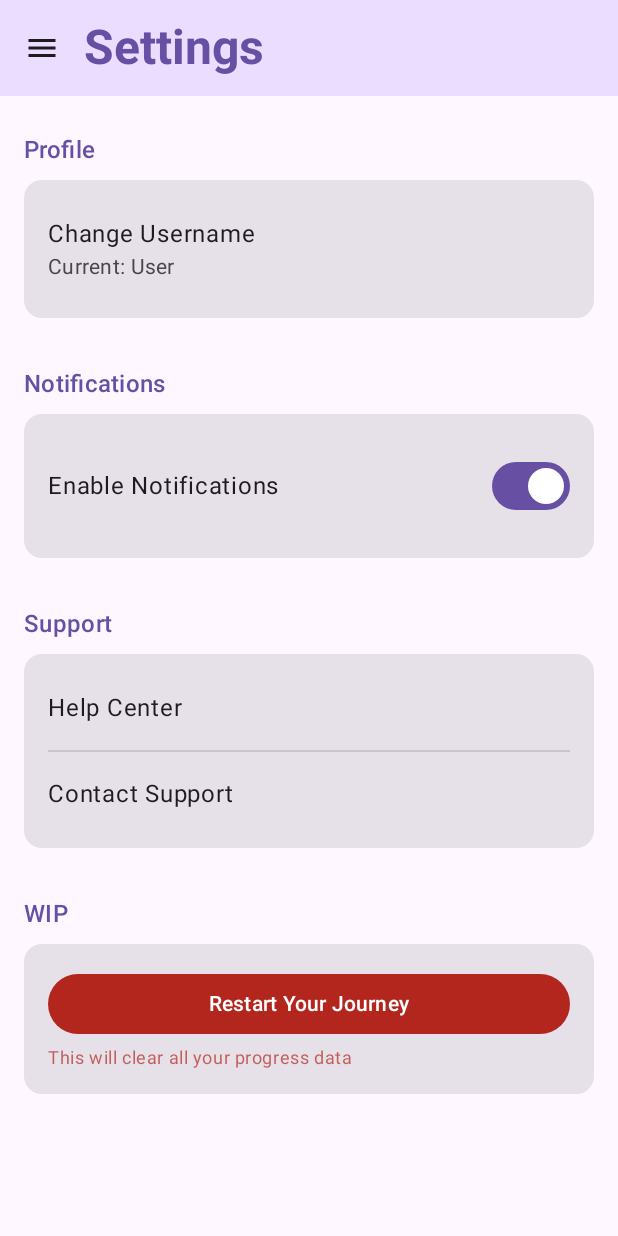
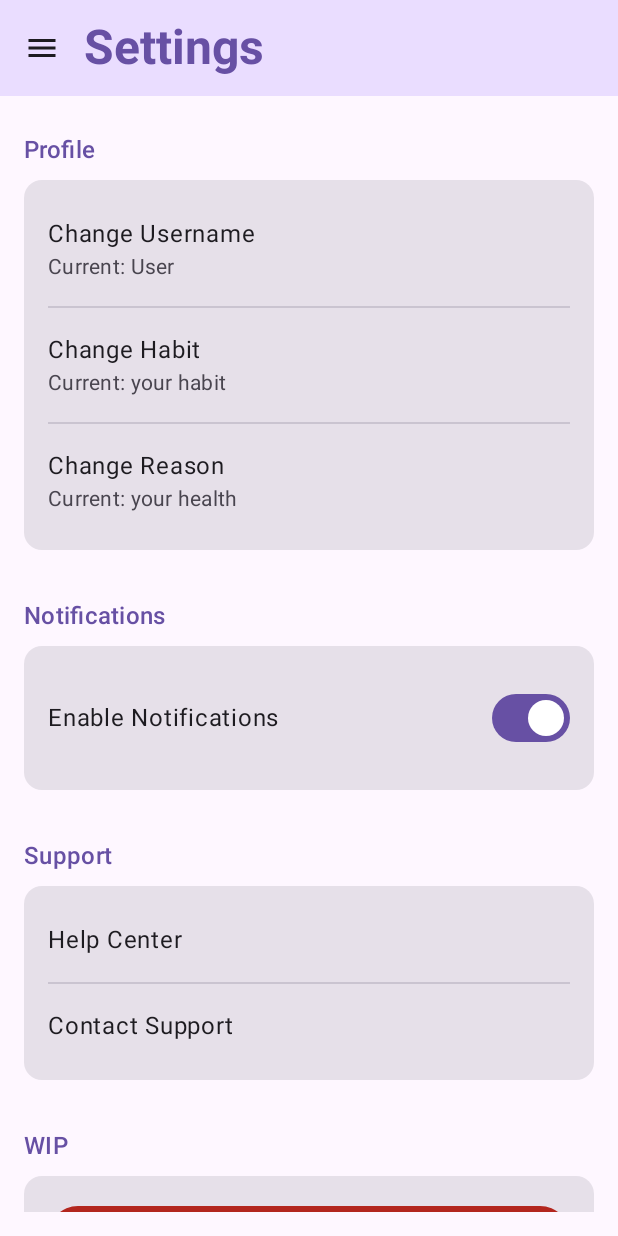
Before and after one commit to barrackmobamba69/Habit-Tracker-Final-Project, an Android app built with Jetpack Compose: the SettingsScreen screen opened through its navigation route, on a phone screen of 412 x 824 dp. Run offline under Robolectric (Android 15) with nearby library versions, the phone set to English and light mode, and no system bars.

Commit message:
Add habit and reason editing in Settings

```diff
--- a/app/src/main/java/com/griffith/habittracker/View/SettingsScreen.kt
+++ b/app/src/main/java/com/griffith/habittracker/View/SettingsScreen.kt
@@ -1,6 +1,7 @@
 // View/SettingsScreen.kt
 package com.griffith.habittracker.View
 
+import android.content.Context
 import android.content.Intent
 import android.net.Uri
 import androidx.compose.foundation.clickable
@@ -31,11 +32,15 @@
 
     // State variables
     var showUsernameDialog by remember { mutableStateOf(false) }
+    var showHabitDialog by remember { mutableStateOf(false) }
+    var showReasonDialog by remember { mutableStateOf(false) }
     var showResetDialog by remember { mutableStateOf(false) }
     var showContactDialog by remember { mutableStateOf(false) }
 
     // Settings state
     var username by remember { mutableStateOf(SettingsController.getUsername(context)) }
+    var habit by remember { mutableStateOf(getUserHabit(context)) }
+    var reason by remember { mutableStateOf(getUserReason(context)) }
     var isDarkMode by remember { mutableStateOf(SettingsController.isDarkMode(context)) }
     var notificationsEnabled by remember { mutableStateOf(SettingsController.areNotificationsEnabled(context)) }
 
@@ -88,6 +93,24 @@
                             title = "Change Username",
                             subtitle = "Current: $username",
                             onClick = { showUsernameDialog = true }
+                        )
+
+                        Divider(modifier = Modifier.padding(vertical = 8.dp))
+
+                        // Change Habit
+                        SettingsItemSimple(
+                            title = "Change Habit",
+                            subtitle = "Current: $habit",
+                            onClick = { showHabitDialog = true }
+                        )
+
+                        Divider(modifier = Modifier.padding(vertical = 8.dp))
+
+                        // Change Reason
+                        SettingsItemSimple(
+                            title = "Change Reason",
+                            subtitle = "Current: $reason",
+                            onClick = { showReasonDialog = true }
                         )
                     }
                 }
@@ -218,6 +241,77 @@
         )
     }
 
+    // Habit Dialog
+    if (showHabitDialog) {
+        var newHabit by remember { mutableStateOf(habit) }
+
+        AlertDialog(
+            onDismissRequest = { showHabitDialog = false },
+            title = { Text("Change Habit") },
+            text = {
+                OutlinedTextField(
+                    value = newHabit,
+                    onValueChange = { newHabit = it },
+                    label = { Text("What habit are you quitting?") },
+                    modifier = Modifier.fillMaxWidth()
+                )
+            },
+            confirmButton = {
+                Button(
+                    onClick = {
+                        if (newHabit.isNotBlank()) {
+                            context.getSharedPreferences("user_prefs", Context.MODE_PRIVATE)
+                                .edit()
+                                .putString("habit", newHabit)
+                                .apply()
+                            habit = newHabit
+                            showHabitDialog = false
+                        }
+                    }
+                ) { Text("Save") }
+            },
+            dismissButton = {
+                TextButton(onClick = { showHabitDialog = false }) { Text("Cancel") }
+            }
+        )
+    }
+
+    // Reason Dialog
+    if (showReasonDialog) {
+        var newReason by remember { mutableStateOf(reason) }
+
+        AlertDialog(
+            onDismissRequest = { showReasonDialog = false },
+            title = { Text("Change Reason") },
+            text = {
+                OutlinedTextField(
+                    value = newReason,
+                    onValueChange = { newReason = it },
+                    label = { Text("Why are you quitting?") },
+                    modifier = Modifier.fillMaxWidth(),
+                    maxLines = 3
+                )
+            },
+            confirmButton = {
+                Button(
+                    onClick = {
+                        if (newReason.isNotBlank()) {
+                            context.getSharedPreferences("user_prefs", Context.MODE_PRIVATE)
+                                .edit()
+                                .putString("reason", newReason)
+                                .apply()
+                            reason = newReason
+                            showReasonDialog = false
+                        }
+                    }
+                ) { Text("Save") }
+            },
+            dismissButton = {
+                TextButton(onClick = { showReasonDialog = false }) { Text("Cancel") }
+            }
+        )
+    }
+
     // Reset Confirmation Dialog
     if (showResetDialog) {
         AlertDialog(
@@ -311,3 +405,14 @@
         }
     }
 }
+
+// Helper functions
+private fun getUserHabit(context: Context): String {
+    return context.getSharedPreferences("user_prefs", Context.MODE_PRIVATE)
+        .getString("habit", "your habit") ?: "your habit"
+}
+
+private fun getUserReason(context: Context): String {
+    return context.getSharedPreferences("user_prefs", Context.MODE_PRIVATE)
+        .getString("reason", "your health") ?: "your health"
+}
```
